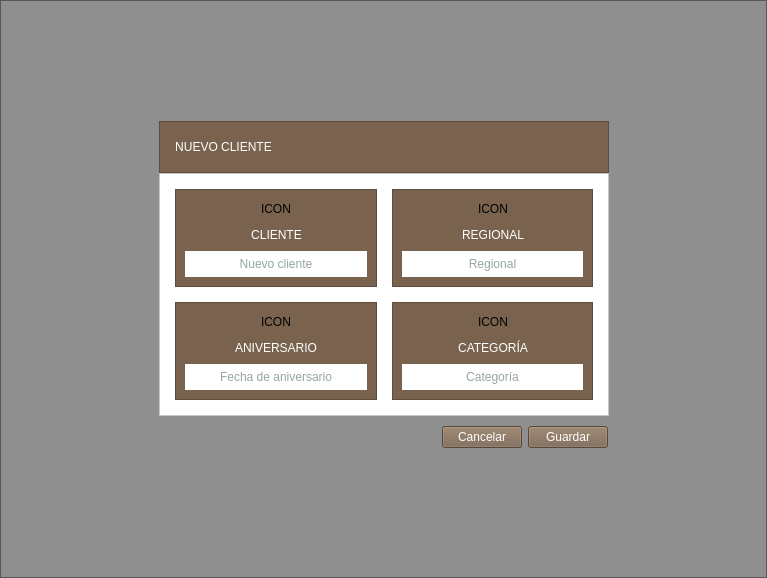
Old version of the form new_client.ui in the repository altitude-solutions/Camino_Real_Desktop.
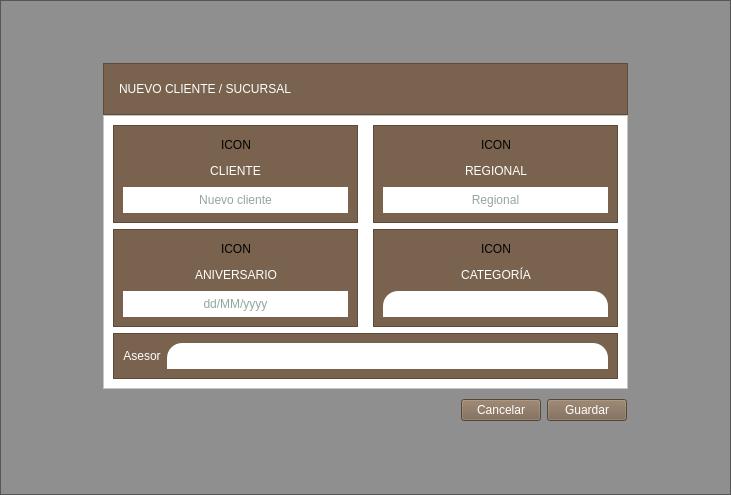
New version of the form.

```diff
--- a/new_client.ui
+++ b/new_client.ui
@@ -6,8 +6,8 @@
    <rect>
     <x>0</x>
     <y>0</y>
-    <width>767</width>
-    <height>578</height>
+    <width>731</width>
+    <height>495</height>
    </rect>
   </property>
   <property name="windowTitle">
@@ -16,7 +16,7 @@
   <property name="styleSheet">
    <string notr="true"/>
   </property>
-  <layout class="QHBoxLayout" name="horizontalLayout_12">
+  <layout class="QHBoxLayout" name="horizontalLayout_15">
    <property name="spacing">
     <number>0</number>
    </property>
@@ -58,7 +58,7 @@
        </spacer>
       </item>
       <item>
-       <layout class="QHBoxLayout" name="horizontalLayout_10">
+       <layout class="QHBoxLayout" name="horizontalLayout_14">
         <item>
          <spacer name="horizontalSpacer_18">
           <property name="orientation">
@@ -74,8 +74,6 @@
         </item>
         <item>
          <layout class="QVBoxLayout" name="verticalLayout_6">
-          <item>
-           <layout class="QVBoxLayout" name="verticalLayout_5">
             <property name="spacing">
              <number>0</number>
             </property>
@@ -110,7 +108,7 @@
 color:white;</string>
                  </property>
                  <property name="text">
-                  <string>NUEVO CLIENTE</string>
+                <string>NUEVO CLIENTE / SUCURSAL</string>
                  </property>
                  <property name="alignment">
                   <set>Qt::AlignCenter</set>
@@ -144,23 +142,130 @@
               <property name="frameShadow">
                <enum>QFrame::Raised</enum>
               </property>
-              <layout class="QGridLayout" name="gridLayout">
-               <property name="leftMargin">
-                <number>15</number>
-               </property>
-               <property name="topMargin">
-                <number>15</number>
-               </property>
-               <property name="rightMargin">
-                <number>15</number>
-               </property>
-               <property name="bottomMargin">
-                <number>15</number>
-               </property>
+            <layout class="QVBoxLayout" name="verticalLayout_5">
+             <item>
+              <layout class="QHBoxLayout" name="horizontalLayout_10">
                <property name="spacing">
                 <number>15</number>
                </property>
-               <item row="0" column="1">
+               <item>
+                <widget class="QFrame" name="frame_2">
+                 <property name="styleSheet">
+                  <string notr="true">background-color:#79634E;</string>
+                 </property>
+                 <property name="frameShape">
+                  <enum>QFrame::StyledPanel</enum>
+                 </property>
+                 <property name="frameShadow">
+                  <enum>QFrame::Raised</enum>
+                 </property>
+                 <layout class="QVBoxLayout" name="verticalLayout">
+                  <item>
+                   <layout class="QHBoxLayout" name="horizontalLayout">
+                    <item>
+                     <spacer name="horizontalSpacer">
+                      <property name="orientation">
+                       <enum>Qt::Horizontal</enum>
+                      </property>
+                      <property name="sizeHint" stdset="0">
+                       <size>
+                        <width>40</width>
+                        <height>20</height>
+                       </size>
+                      </property>
+                     </spacer>
+                    </item>
+                    <item>
+                     <widget class="QLabel" name="icon_cliente">
+                      <property name="text">
+                       <string>ICON</string>
+                      </property>
+                     </widget>
+                    </item>
+                    <item>
+                     <spacer name="horizontalSpacer_2">
+                      <property name="orientation">
+                       <enum>Qt::Horizontal</enum>
+                      </property>
+                      <property name="sizeHint" stdset="0">
+                       <size>
+                        <width>40</width>
+                        <height>20</height>
+                       </size>
+                      </property>
+                     </spacer>
+                    </item>
+                   </layout>
+                  </item>
+                  <item>
+                   <layout class="QHBoxLayout" name="horizontalLayout_2">
+                    <item>
+                     <spacer name="horizontalSpacer_3">
+                      <property name="orientation">
+                       <enum>Qt::Horizontal</enum>
+                      </property>
+                      <property name="sizeHint" stdset="0">
+                       <size>
+                        <width>40</width>
+                        <height>20</height>
+                       </size>
+                      </property>
+                     </spacer>
+                    </item>
+                    <item>
+                     <widget class="QLabel" name="label_2">
+                      <property name="styleSheet">
+                       <string notr="true">font: 12pt &quot;MS Shell Dlg 2&quot;;
+color:white;</string>
+                      </property>
+                      <property name="text">
+                       <string>CLIENTE</string>
+                      </property>
+                      <property name="alignment">
+                       <set>Qt::AlignCenter</set>
+                      </property>
+                     </widget>
+                    </item>
+                    <item>
+                     <spacer name="horizontalSpacer_4">
+                      <property name="orientation">
+                       <enum>Qt::Horizontal</enum>
+                      </property>
+                      <property name="sizeHint" stdset="0">
+                       <size>
+                        <width>40</width>
+                        <height>20</height>
+                       </size>
+                      </property>
+                     </spacer>
+                    </item>
+                   </layout>
+                  </item>
+                  <item>
+                   <widget class="QLineEdit" name="cliente">
+                    <property name="styleSheet">
+                     <string notr="true">background-color:white;
+border-radius:15px;
+color: #294D39;
+font: 12pt &quot;MS Shell Dlg 2&quot;;
+padding:5px;
+min-height:1.8em;
+
+
+</string>
+                    </property>
+                    <property name="alignment">
+                     <set>Qt::AlignCenter</set>
+                    </property>
+                    <property name="placeholderText">
+                     <string>Nuevo cliente</string>
+                    </property>
+                   </widget>
+                  </item>
+                 </layout>
+                </widget>
+               </item>
+               <item>
                 <widget class="QFrame" name="frame_3">
                  <property name="styleSheet">
                   <string notr="true">background-color:#79634E;</string>
@@ -277,7 +382,14 @@
                  </layout>
                 </widget>
                </item>
-               <item row="1" column="0">
+              </layout>
+             </item>
+             <item>
+              <layout class="QHBoxLayout" name="horizontalLayout_12">
+               <property name="spacing">
+                <number>15</number>
+               </property>
+               <item>
                 <widget class="QFrame" name="frame_4">
                  <property name="styleSheet">
                   <string notr="true">background-color:#79634E;</string>
@@ -387,14 +499,14 @@
                      <set>Qt::AlignCenter</set>
                     </property>
                     <property name="placeholderText">
-                     <string>Fecha de aniversario</string>
+                     <string>dd/MM/yyyy</string>
                     </property>
                    </widget>
                   </item>
                  </layout>
                 </widget>
                </item>
-               <item row="1" column="1">
+               <item>
                 <widget class="QFrame" name="frame_5">
                  <property name="styleSheet">
                   <string notr="true">background-color:#79634E;</string>
@@ -488,31 +600,60 @@
                    </layout>
                   </item>
                   <item>
-                   <widget class="QLineEdit" name="categoria">
+                   <widget class="QComboBox" name="categoria">
                     <property name="styleSheet">
-                     <string notr="true">background-color:white;
-border-radius:15px;
-color: #294D39;
-font: 12pt &quot;MS Shell Dlg 2&quot;;
-padding:5px;
-min-height:1.8em;
+                     <string notr="true">QComboBox::hover {
+	background-color:white;
+	border-top-left-radius:15px;
+	border-top-right-radius:15px;
+	color: #294D39;
+	font: 12pt &quot;MS Shell Dlg 2&quot;;
+	padding:5px;	
+	min-height:1.8em;
+}
 
+QComboBox::focus {
+	background-color:white;
+	border-top-left-radius:15px;
+	border-top-right-radius:15px;
+	color: #294D39;
+	font: 12pt &quot;MS Shell Dlg 2&quot;;
+	padding:5px;	
+	min-height:1.8em;
+}
+
+QComboBox::drop-down  {
+	border:0px;
+}
+
+QComboBox{
+	background-color:white;
+	border-top-left-radius:15px;
+	border-top-right-radius:15px;
+	color: #294D39;
+	font: 12pt &quot;MS Shell Dlg 2&quot;;
+	padding:5px;	
+	min-height:1.8em;
+}
+
+QListView{
+	background-color:white;
+	color:#294D39;
+	font: 12pt &quot;MS Shell Dlg 2&quot;;
+	padding:5px;
+}
 
 </string>
                     </property>
-                    <property name="alignment">
-                     <set>Qt::AlignCenter</set>
-                    </property>
-                    <property name="placeholderText">
-                     <string>Categoría</string>
-                    </property>
                    </widget>
                   </item>
                  </layout>
                 </widget>
                </item>
-               <item row="0" column="0">
-                <widget class="QFrame" name="frame_2">
+              </layout>
+             </item>
+             <item>
+              <widget class="QFrame" name="frame_9">
                  <property name="styleSheet">
                   <string notr="true">background-color:#79634E;</string>
                  </property>
@@ -522,67 +663,15 @@
                  <property name="frameShadow">
                   <enum>QFrame::Raised</enum>
                  </property>
-                 <layout class="QVBoxLayout" name="verticalLayout">
+               <layout class="QHBoxLayout" name="horizontalLayout_13">
                   <item>
-                   <layout class="QHBoxLayout" name="horizontalLayout">
-                    <item>
-                     <spacer name="horizontalSpacer">
-                      <property name="orientation">
-                       <enum>Qt::Horizontal</enum>
-                      </property>
-                      <property name="sizeHint" stdset="0">
-                       <size>
-                        <width>40</width>
-                        <height>20</height>
-                       </size>
-                      </property>
-                     </spacer>
-                    </item>
-                    <item>
-                     <widget class="QLabel" name="icon_cliente">
-                      <property name="text">
-                       <string>ICON</string>
-                      </property>
-                     </widget>
-                    </item>
-                    <item>
-                     <spacer name="horizontalSpacer_2">
-                      <property name="orientation">
-                       <enum>Qt::Horizontal</enum>
-                      </property>
-                      <property name="sizeHint" stdset="0">
-                       <size>
-                        <width>40</width>
-                        <height>20</height>
-                       </size>
-                      </property>
-                     </spacer>
-                    </item>
-                   </layout>
-                  </item>
-                  <item>
-                   <layout class="QHBoxLayout" name="horizontalLayout_2">
-                    <item>
-                     <spacer name="horizontalSpacer_3">
-                      <property name="orientation">
-                       <enum>Qt::Horizontal</enum>
-                      </property>
-                      <property name="sizeHint" stdset="0">
-                       <size>
-                        <width>40</width>
-                        <height>20</height>
-                       </size>
-                      </property>
-                     </spacer>
-                    </item>
-                    <item>
-                     <widget class="QLabel" name="label_2">
+                 <widget class="QLabel" name="label_3">
                       <property name="styleSheet">
                        <string notr="true">font: 12pt &quot;MS Shell Dlg 2&quot;;
 color:white;</string>
                       </property>
                       <property name="text">
-                       <string>CLIENTE</string>
+                   <string>Asesor</string>
                       </property>
                       <property name="alignment">
                        <set>Qt::AlignCenter</set>
@@ -590,39 +679,57 @@
                      </widget>
                     </item>
                     <item>
-                     <spacer name="horizontalSpacer_4">
-                      <property name="orientation">
-                       <enum>Qt::Horizontal</enum>
-                      </property>
-                      <property name="sizeHint" stdset="0">
-                       <size>
-                        <width>40</width>
-                        <height>20</height>
-                       </size>
-                      </property>
-                     </spacer>
-                    </item>
-                   </layout>
-                  </item>
-                  <item>
-                   <widget class="QLineEdit" name="cliente">
+                 <widget class="QComboBox" name="agente">
+                  <property name="sizePolicy">
+                   <sizepolicy hsizetype="Expanding" vsizetype="Fixed">
+                    <horstretch>0</horstretch>
+                    <verstretch>0</verstretch>
+                   </sizepolicy>
+                  </property>
                     <property name="styleSheet">
-                     <string notr="true">background-color:white;
-border-radius:15px;
-color: #294D39;
-font: 12pt &quot;MS Shell Dlg 2&quot;;
-padding:5px;
-min-height:1.8em;
+                   <string notr="true">QComboBox::hover {
+	background-color:white;
+	border-top-left-radius:15px;
+	border-top-right-radius:15px;
+	color: #294D39;
+	font: 12pt &quot;MS Shell Dlg 2&quot;;
+	padding:5px;	
+	min-height:1.8em;
+}
 
+QComboBox::focus {
+	background-color:white;
+	border-top-left-radius:15px;
+	border-top-right-radius:15px;
+	color: #294D39;
+	font: 12pt &quot;MS Shell Dlg 2&quot;;
+	padding:5px;	
+	min-height:1.8em;
+}
+
+QComboBox::drop-down  {
+	border:0px;
+}
+
+QComboBox{
+	background-color:white;
+	border-top-left-radius:15px;
+	border-top-right-radius:15px;
+	color: #294D39;
+	font: 12pt &quot;MS Shell Dlg 2&quot;;
+	padding:5px;	
+	min-height:1.8em;
+}
+
+QListView{
+	background-color:white;
+	color:#294D39;
+	font: 12pt &quot;MS Shell Dlg 2&quot;;
+	padding:5px;
+}
 
 </string>
                     </property>
-                    <property name="alignment">
-                     <set>Qt::AlignCenter</set>
-                    </property>
-                    <property name="placeholderText">
-                     <string>Nuevo cliente</string>
-                    </property>
                    </widget>
                   </item>
                  </layout>
@@ -693,8 +800,6 @@
                </item>
               </layout>
              </widget>
-            </item>
-           </layout>
           </item>
          </layout>
         </item>
```
Lines whose indentation alone changed are shown as unchanged.
